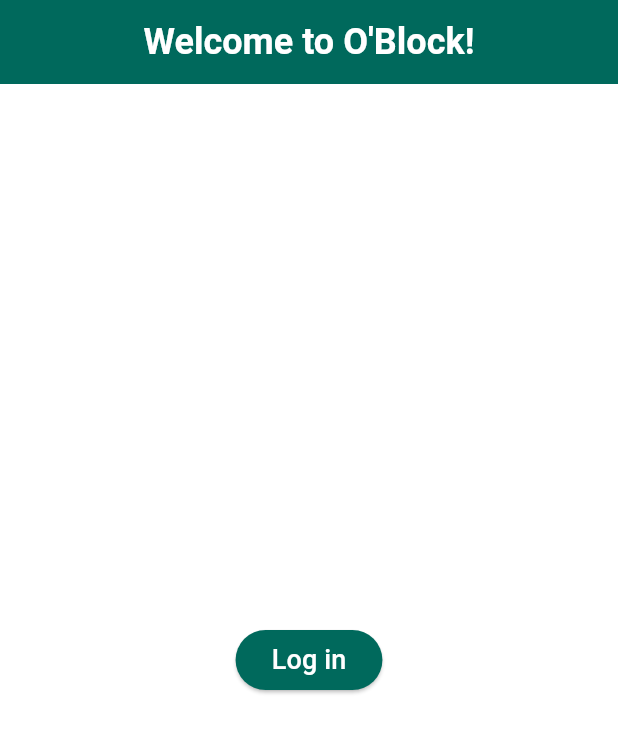
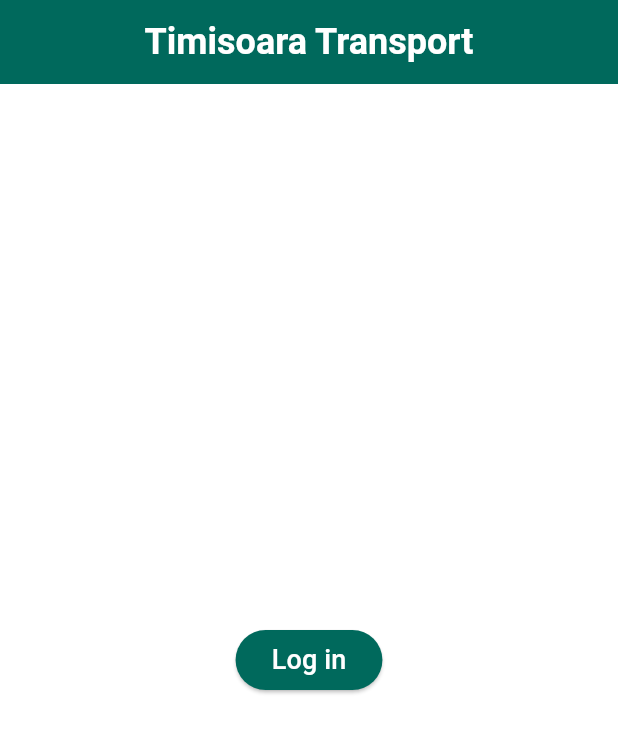
Before and after one commit to Cala-rgb/unihack2024, a Flutter app: the screen it shows after launch, on a phone screen of 412 x 824 dp. Shown: the top 733 px of the screen. Run offline on Flutter 3.47's test engine with Material 3 defaults, Android fonts, the phone set to English and light mode, and no system bars; our stand-ins replace flutter_dotenv, geolocator, get, get_storage, google_maps_flutter, line_awesome_flutter and 3 more; missing offline and left inert: auth0_flutter, dart:ffi.

Commit message:
keys hiden

```diff
--- a/trafic_tm/lib/screens/login.dart
+++ b/trafic_tm/lib/screens/login.dart
@@ -47,7 +47,7 @@ class _LogInState extends State<LogIn> {
       return Scaffold(
         appBar: AppBar(
           title: const Text(
-            'Welcome to O${"'"}Block!',
+            'Timisoara Transport',
             style: CustomTextStyle.customText,
           ),
           backgroundColor: primaryColor,
--- a/trafic_tm/lib/services/apihandler.dart
+++ b/trafic_tm/lib/services/apihandler.dart
@@ -11,8 +11,8 @@ import 'package:http/http.dart' as http;
 
 class ApiHandler {
   static final ApiHandler _singleton = ApiHandler._internal();
-  //static final String url = "http://192.168.198.60:3000";
-  static final String url = "http://192.168.100.75:3000";
+  static final String url = "http://192.168.198.60:3000";
+  //static final String url = "http://192.168.100.75:3000";
 
   factory ApiHandler() {
     return _singleton;
```
Also changed, not shown: trafic_tm/lib/screens/home.dart (+5 -4 lines).
